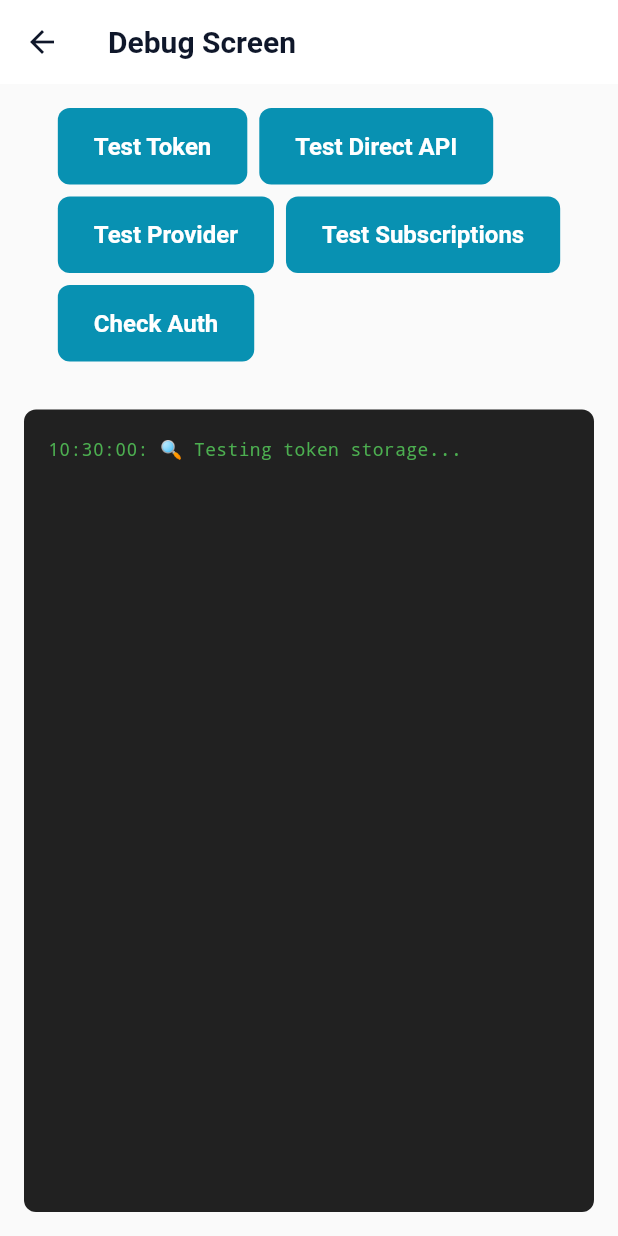
After one commit to sampatel3/tali, a Flutter app: the DebugScreen screen opened by its route, after a tap on "Test Token", on a phone screen of 412 x 824 dp. The commit adds this screen. Run offline on Flutter 3.47's test engine with Material 3 defaults, Android fonts, the phone set to English and light mode, and no system bars; our stand-ins replace dio, equatable, file_picker, fl_chart, flutter_secure_storage, go_router; accounts and stored records are empty.

Commit message:
wip: transactions, subscriptions and settings changes
Uncommitted work found on disk during the repo cleanup; committing so it
survives removal of the local clone.

```diff
--- a/lib/core/config/app_router.dart
+++ b/lib/core/config/app_router.dart
@@ -9,6 +9,7 @@ import '../../features/settings/screens/settings_screen.dart';
 import '../../features/settings/screens/uae_services_screen.dart';
 import '../../features/settings/screens/bank_accounts_screen.dart';
 import '../../features/settings/screens/upload_statement_screen.dart';
+import '../../features/debug/debug_screen.dart';
 
 class AppRouter {
   static final GoRouter router = GoRouter(
@@ -57,6 +58,11 @@ class AppRouter {
         builder: (context, state) => const TransactionsScreen(),
       ),
       GoRoute(
+        path: '/debug',
+        name: 'debug',
+        builder: (context, state) => const DebugScreen(),
+      ),
+      GoRoute(
         path: '/settings',
         name: 'settings',
         builder: (context, state) => const SettingsScreen(),
--- a/lib/core/utils/api_client.dart
+++ b/lib/core/utils/api_client.dart
@@ -27,12 +27,21 @@ class ApiClient {
         final token = await _storage.read(key: AppConstants.keyAccessToken);
         if (token != null) {
           options.headers['Authorization'] = 'Bearer $token';
+          print('API Request: ${options.method} ${options.path}');
+          print('Token present: ${token.substring(0, 20)}...');
+        } else {
+          print('API Request: ${options.method} ${options.path} - NO TOKEN!');
         }
         return handler.next(options);
       },
       onError: (error, handler) async {
+        print('API Error: ${error.response?.statusCode} - ${error.message}');
+        if (error.response != null) {
+          print('Error response: ${error.response?.data}');
+        }
         // Handle 401 errors and refresh token
         if (error.response?.statusCode == 401) {
+          print('401 Unauthorized - attempting token refresh...');
           try {
             await _refreshToken();
             // Retry the request
@@ -42,6 +51,7 @@ class ApiClient {
             final response = await _dio.fetch(opts);
             return handler.resolve(response);
           } catch (e) {
+            print('Token refresh failed: $e');
             // If refresh fails, clear tokens and redirect to login
             await _storage.delete(key: AppConstants.keyAccessToken);
             await _storage.delete(key: AppConstants.keyRefreshToken);
@@ -49,6 +59,14 @@ class ApiClient {
           }
         }
         return handler.next(error);
+      },
+      onResponse: (response, handler) {
+        print('API Response: ${response.statusCode} ${response.requestOptions.path}');
+        if (response.requestOptions.path.contains('transactions')) {
+          print('Transactions response data keys: ${(response.data as Map).keys}');
+          print('Transactions count: ${(response.data as Map)['transactions']?.length ?? 'null'}');
+        }
+        return handler.next(response);
       },
     ));
   }
--- /dev/null
+++ b/lib/features/debug/debug_screen.dart
@@ -0,0 +1,190 @@
+import 'package:flutter/material.dart';
+import 'package:provider/provider.dart';
+import '../../core/utils/api_client.dart';
+import '../../core/config/api_config.dart';
+import '../../features/auth/providers/auth_provider.dart';
+import '../../features/transactions/providers/transaction_provider.dart';
+import '../../features/subscriptions/providers/subscription_provider.dart';
+import 'package:flutter_secure_storage/flutter_secure_storage.dart';
+import '../../core/constants/app_constants.dart';
+
+class DebugScreen extends StatefulWidget {
+  const DebugScreen({super.key});
+
+  @override
+  State<DebugScreen> createState() => _DebugScreenState();
+}
+
+class _DebugScreenState extends State<DebugScreen> {
+  final List<String> _logs = [];
+  bool _isLoading = false;
+
+  void _addLog(String message) {
+    setState(() {
+      _logs.add('${DateTime.now().toString().substring(11, 19)}: $message');
+    });
+    print(message);
+  }
+
+  Future<void> _testToken() async {
+    _addLog('🔍 Testing token storage...');
+    final storage = const FlutterSecureStorage();
+    final token = await storage.read(key: AppConstants.keyAccessToken);
+    if (token != null) {
+      _addLog('✅ Token found: ${token.substring(0, 30)}...');
+    } else {
+      _addLog('❌ NO TOKEN FOUND!');
+    }
+  }
+
+  Future<void> _testDirectAPI() async {
+    _addLog('🔍 Testing direct API call...');
+    setState(() => _isLoading = true);
+
+    try {
+      final storage = const FlutterSecureStorage();
+      final token = await storage.read(key: AppConstants.keyAccessToken);
+
+      if (token == null) {
+        _addLog('❌ Cannot test API - no token');
+        return;
+      }
+
+      final apiClient = ApiClient();
+      final response = await apiClient.get(ApiConfig.transactions, queryParameters: {'limit': '5'});
+
+      _addLog('✅ API Response Status: ${response.statusCode}');
+      _addLog('✅ Response keys: ${(response.data as Map).keys}');
+      _addLog('✅ Transactions count: ${(response.data as Map)['transactions']?.length ?? 'null'}');
+
+      if ((response.data as Map)['transactions'] != null) {
+        final txs = (response.data as Map)['transactions'] as List;
+        if (txs.isNotEmpty) {
+          _addLog('✅ First transaction: ${txs[0]}');
+        }
+      }
+    } catch (e) {
+      _addLog('❌ API Error: $e');
+    } finally {
+      setState(() => _isLoading = false);
+    }
+  }
+
+  Future<void> _testProvider() async {
+    _addLog('🔍 Testing TransactionProvider...');
+    setState(() => _isLoading = true);
+
+    try {
+      final provider = context.read<TransactionProvider>();
+      await provider.loadTransactions();
+
+      _addLog('✅ Provider transactions count: ${provider.transactions.length}');
+      _addLog('✅ Provider isLoading: ${provider.isLoading}');
+      _addLog('✅ Provider error: ${provider.error ?? 'none'}');
+
+      if (provider.transactions.isNotEmpty) {
+        _addLog('✅ First transaction: ${provider.transactions[0].merchantName} - ${provider.transactions[0].amount}');
+      }
+    } catch (e) {
+      _addLog('❌ Provider Error: $e');
+    } finally {
+      setState(() => _isLoading = false);
+    }
+  }
+
+  Future<void> _testSubscriptions() async {
+    _addLog('🔍 Testing SubscriptionProvider...');
+    setState(() => _isLoading = true);
+
+    try {
+      final provider = context.read<SubscriptionProvider>();
+      await provider.loadSubscriptions();
+
+      _addLog('✅ Provider subscriptions count: ${provider.subscriptions.length}');
+      _addLog('✅ Provider isLoading: ${provider.isLoading}');
+      _addLog('✅ Provider error: ${provider.error ?? 'none'}');
+    } catch (e) {
+      _addLog('❌ Provider Error: $e');
+    } finally {
+      setState(() => _isLoading = false);
+    }
+  }
+
+  @override
+  Widget build(BuildContext context) {
+    return Scaffold(
+      appBar: AppBar(
+        title: const Text('Debug Screen'),
+        leading: IconButton(
+          icon: const Icon(Icons.arrow_back),
+          onPressed: () => Navigator.pop(context),
+        ),
+      ),
+      body: Column(
+        children: [
+          Padding(
+            padding: const EdgeInsets.all(16.0),
+            child: Wrap(
+              spacing: 8,
+              runSpacing: 8,
+              children: [
+                ElevatedButton(
+                  onPressed: _isLoading ? null : _testToken,
+                  child: const Text('Test Token'),
+                ),
+                ElevatedButton(
+                  onPressed: _isLoading ? null : _testDirectAPI,
+                  child: const Text('Test Direct API'),
+                ),
+                ElevatedButton(
+                  onPressed: _isLoading ? null : _testProvider,
+                  child: const Text('Test Provider'),
+                ),
+                ElevatedButton(
+                  onPressed: _isLoading ? null : _testSubscriptions,
+                  child: const Text('Test Subscriptions'),
+                ),
+                Consumer<AuthProvider>(
+                  builder: (context, auth, _) => ElevatedButton(
+                    onPressed: () {
+                      _addLog('🔍 Auth Status: ${auth.status}');
+                      _addLog('🔍 Auth User: ${auth.user?.email ?? 'null'}');
+                      _addLog('🔍 Auth Error: ${auth.error ?? 'none'}');
+                    },
+                    child: const Text('Check Auth'),
+                  ),
+                ),
+              ],
+            ),
+          ),
+          Expanded(
+            child: Container(
+              margin: const EdgeInsets.all(16),
+              padding: const EdgeInsets.all(16),
+              decoration: BoxDecoration(
+                color: Colors.grey[900],
+                borderRadius: BorderRadius.circular(8),
+              ),
+              child: ListView.builder(
+                itemCount: _logs.length,
+                itemBuilder: (context, index) {
+                  return Padding(
+                    padding: const EdgeInsets.symmetric(vertical: 2),
+                    child: Text(
+                      _logs[index],
+                      style: const TextStyle(
+                        color: Colors.green,
+                        fontFamily: 'monospace',
+                        fontSize: 12,
+                      ),
+                    ),
+                  );
+                },
+              ),
+            ),
+          ),
+        ],
+      ),
+    );
+  }
+}
--- a/lib/features/settings/screens/settings_screen.dart
+++ b/lib/features/settings/screens/settings_screen.dart
@@ -156,6 +156,16 @@ class _SettingsScreenState extends State<SettingsScreen> {
               onTap: () {
                 _showLanguageDialog(context);
               },
+            ),
+            const Divider(height: 1),
+
+            // Developer Section (for debugging)
+            _buildSectionHeader('Developer'),
+            _buildNavigationTile(
+              icon: Icons.bug_report_rounded,
+              title: 'Debug Tools',
+              subtitle: 'Test API and data loading',
+              onTap: () => context.push('/debug'),
             ),
             const Divider(height: 1),
 
--- a/lib/features/subscriptions/providers/subscription_provider.dart
+++ b/lib/features/subscriptions/providers/subscription_provider.dart
@@ -18,19 +18,29 @@ class SubscriptionProvider with ChangeNotifier {
   // Load subscriptions
   Future<void> loadSubscriptions({String? status}) async {
     try {
+      print('🔄 SubscriptionProvider.loadSubscriptions() called');
       _isLoading = true;
       _error = null;
       notifyListeners();
 
+      print('📞 Calling _service.getSubscriptions()...');
       final result = await _service.getSubscriptions(status: status);
+      print('✅ Service returned: ${result.keys}');
+
       _subscriptions = result['subscriptions'] as List<SubscriptionModel>;
       _totals = result['totals'] as Map<String, dynamic>?;
 
+      print('✅ Parsed ${_subscriptions.length} subscriptions');
+      print('✅ Totals: $_totals');
+
       _isLoading = false;
       notifyListeners();
+      print('✅ Notified listeners with ${_subscriptions.length} subscriptions');
     } catch (e) {
       _error = e.toString();
       _isLoading = false;
+      print('❌ Error loading subscriptions: $e');
+      print('❌ Stack trace: ${StackTrace.current}');
       notifyListeners();
     }
   }
```
Also changed, not shown: lib/data/models/subscription_model.dart (+25 -9 lines), lib/data/models/transaction_model.dart (+28 -7 lines), lib/features/transactions/providers/transaction_provider.dart (+14 -1 lines), lib/features/transactions/screens/transactions_screen.dart (+43 -5 lines), lib/features/transactions/services/transaction_service.dart (+44 -3 lines), 1 other file.
